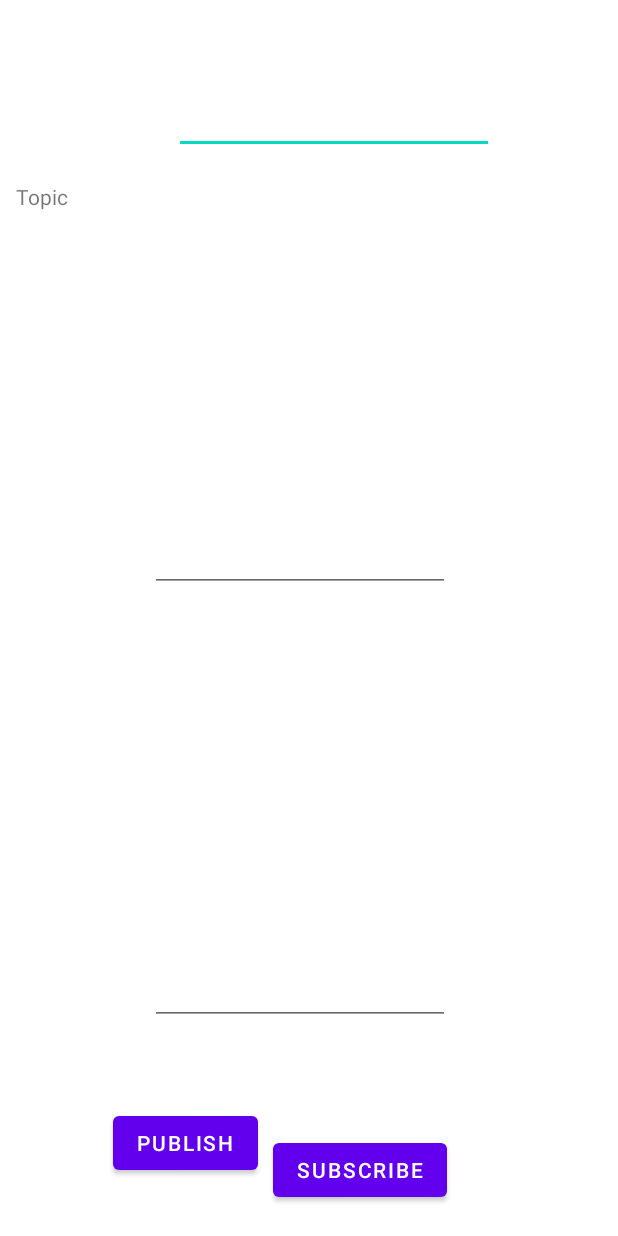
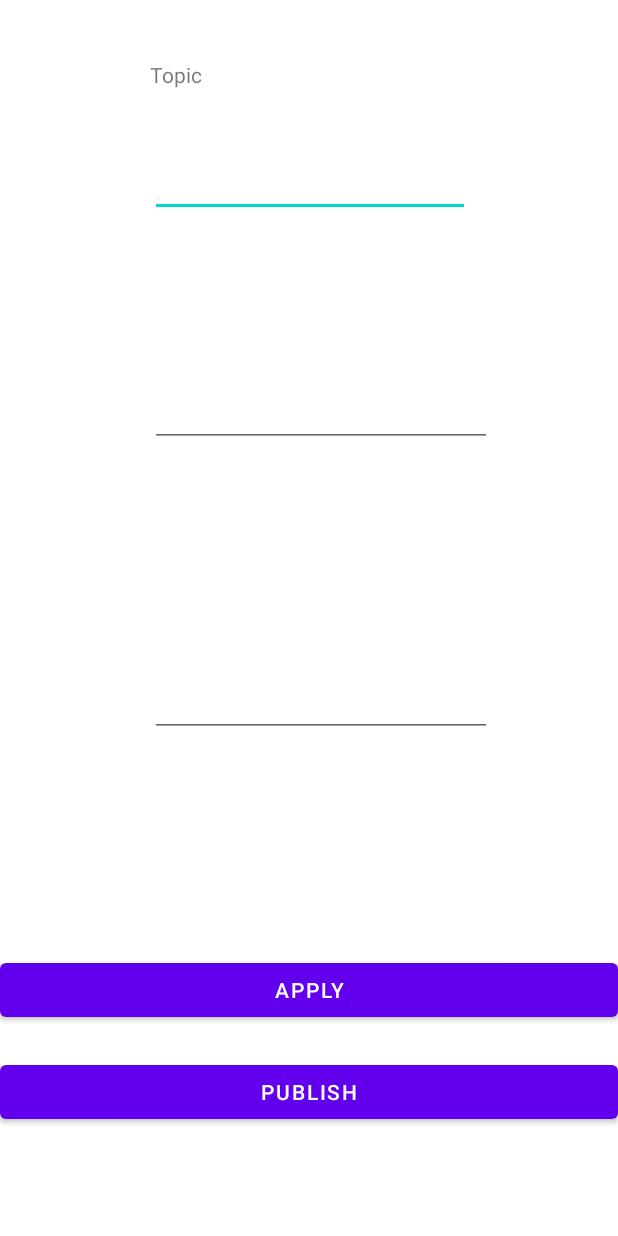
Before and after one commit to Hattinger04/MQTT_ChatService, an Android app: the layout activity_main.xml on its own in the app's theme, with its tools: preview values and no code run, on a phone screen of 412 x 824 dp. Run offline under Robolectric (Android 15) with nearby library versions, the phone set to English and light mode, and no system bars.

Commit message:
init app

```diff
--- a/ChatService/app/build.gradle
+++ b/ChatService/app/build.gradle
@@ -7,7 +7,7 @@ android {
 
     defaultConfig {
         applicationId "com.example.chatservice"
-        minSdk 27
+        minSdk 26
         targetSdk 31
         versionCode 1
         versionName "1.0"
--- a/ChatService/app/src/main/java/com/example/chatservice/MainActivity.java
+++ b/ChatService/app/src/main/java/com/example/chatservice/MainActivity.java
@@ -1,4 +1,4 @@
-package at.ac.htlinn.androidexamples.mqtt;
+package com.example.chatservice;
 
 import android.os.Bundle;
 import android.util.Log;
--- a/ChatService/app/src/main/res/layout/activity_main.xml
+++ b/ChatService/app/src/main/res/layout/activity_main.xml
@@ -6,101 +6,87 @@
     android:layout_height="match_parent"
     tools:context=".MainActivity">
 
+    <LinearLayout
+        android:id="@+id/linearLayout"
+        android:layout_width="match_parent"
+        android:layout_height="match_parent"
+        android:layout_marginBottom="250dp"
+        android:orientation="vertical"
+        app:layout_constraintBottom_toBottomOf="parent"
+        app:layout_constraintEnd_toEndOf="parent"
+        app:layout_constraintHorizontal_bias="0.0"
+        app:layout_constraintStart_toStartOf="parent"
+        app:layout_constraintTop_toTopOf="parent"
+        app:layout_constraintVertical_bias="1.0">
+
         <TextView
             android:id="@+id/textView8"
             android:layout_width="wrap_content"
             android:layout_height="wrap_content"
-        android:layout_marginStart="30dp"
-        android:layout_marginTop="38dp"
-        android:layout_marginEnd="35dp"
-        android:layout_marginBottom="10dp"
-        android:text="Topic"
-        app:layout_constraintBottom_toTopOf="@+id/txt_received"
-        app:layout_constraintEnd_toStartOf="@+id/txt_topic"
-        app:layout_constraintStart_toStartOf="parent"
-        app:layout_constraintTop_toTopOf="parent"
-        app:layout_constraintVertical_bias="1.0" />
+            android:layout_marginStart="100dp"
+            android:layout_marginTop="40dp"
+            android:layout_marginEnd="40dp"
+            android:text="Topic" />
 
         <EditText
             android:id="@+id/txt_topic"
             android:layout_width="wrap_content"
             android:layout_height="wrap_content"
-        android:layout_marginStart="35dp"
-        android:layout_marginTop="19dp"
-        android:layout_marginEnd="102dp"
+            android:layout_marginStart="100dp"
+            android:layout_marginTop="40dp"
+            android:layout_marginEnd="40dp"
             android:ems="10"
             android:inputType="textPersonName"
-        app:layout_constraintBottom_toTopOf="@+id/txt_received"
-        app:layout_constraintEnd_toEndOf="parent"
-        app:layout_constraintHorizontal_bias="0.0"
-        app:layout_constraintStart_toEndOf="@+id/textView8"
-        app:layout_constraintTop_toTopOf="parent"
             tools:ignore="SpeakableTextPresentCheck,TouchTargetSizeCheck" />
 
         <EditText
             android:id="@+id/txt_sent"
-        android:layout_width="200dp"
-        android:layout_height="204dp"
+            android:layout_width="228dp"
+            android:layout_height="113dp"
             android:layout_marginStart="100dp"
-        android:layout_marginTop="37dp"
+            android:layout_marginTop="40dp"
             android:layout_marginEnd="40dp"
-        android:layout_marginBottom="13dp"
             android:ems="10"
             android:gravity="start|top"
             android:inputType="textMultiLine"
-        app:layout_constraintBottom_toTopOf="@+id/btn_publish"
+            tools:ignore="SpeakableTextPresentCheck" />
+
+        <EditText
+            android:id="@+id/txt_received"
+            android:layout_width="228dp"
+            android:layout_height="183dp"
+            android:layout_marginStart="100dp"
+            android:layout_marginTop="10dp"
+            android:layout_marginEnd="42dp"
+            android:ems="10"
+            android:gravity="start|top"
+            android:inputType="textMultiLine"
+            tools:ignore="SpeakableTextPresentCheck" />
+
+    </LinearLayout>
+
+    <Button
+        android:id="@+id/btn_subscribe"
+        android:layout_width="match_parent"
+        android:layout_height="wrap_content"
+        android:layout_marginBottom="140dp"
+        android:layout_weight="0"
+        android:onClick="subscribe"
+        android:text="Apply"
+        app:layout_constraintBottom_toBottomOf="parent"
         app:layout_constraintEnd_toEndOf="parent"
         app:layout_constraintHorizontal_bias="0.0"
-        app:layout_constraintStart_toStartOf="parent"
-        app:layout_constraintTop_toBottomOf="@+id/txt_received"
-        tools:ignore="SpeakableTextPresentCheck" />
+        app:layout_constraintStart_toStartOf="parent" />
 
     <Button
         android:id="@+id/btn_publish"
-        android:layout_width="wrap_content"
+        android:layout_width="match_parent"
         android:layout_height="wrap_content"
-        android:layout_marginStart="40dp"
-        android:layout_marginTop="3dp"
-        android:layout_marginEnd="240dp"
+        android:layout_marginBottom="72dp"
+        android:layout_weight="0"
         android:onClick="publish"
         android:text="Publish"
         app:layout_constraintBottom_toBottomOf="parent"
-        app:layout_constraintEnd_toEndOf="parent"
-        app:layout_constraintHorizontal_bias="1.0"
-        app:layout_constraintStart_toStartOf="parent"
-        app:layout_constraintTop_toBottomOf="@+id/txt_sent" />
+        app:layout_constraintEnd_toEndOf="parent" />
 
-    <EditText
-        android:id="@+id/txt_received"
-        android:layout_width="200dp"
-        android:layout_height="244dp"
-        android:layout_marginStart="100dp"
-        android:layout_marginTop="10dp"
-        android:layout_marginEnd="42dp"
-        android:layout_marginBottom="10dp"
-        android:ems="10"
-        android:gravity="start|top"
-        android:inputType="textMultiLine"
-        app:layout_constraintBottom_toTopOf="@+id/txt_sent"
-        app:layout_constraintEnd_toEndOf="parent"
-        app:layout_constraintHorizontal_bias="0.0"
-        app:layout_constraintStart_toStartOf="parent"
-        app:layout_constraintTop_toBottomOf="@+id/txt_topic"
-        tools:ignore="SpeakableTextPresentCheck" />
-
-    <Button
-        android:id="@+id/button3"
-        android:layout_width="wrap_content"
-        android:layout_height="wrap_content"
-        android:layout_marginStart="10dp"
-        android:layout_marginEnd="26dp"
-        android:layout_marginBottom="20dp"
-        android:onClick="subscribe"
-        android:text="Subscribe"
-        app:layout_constraintBottom_toBottomOf="parent"
-        app:layout_constraintEnd_toEndOf="parent"
-        app:layout_constraintHorizontal_bias="0.0"
-        app:layout_constraintStart_toEndOf="@+id/btn_publish"
-        app:layout_constraintTop_toBottomOf="@+id/txt_sent"
-        app:layout_constraintVertical_bias="1.0" />
 </androidx.constraintlayout.widget.ConstraintLayout>
```
Lines whose indentation alone changed are shown as unchanged.
